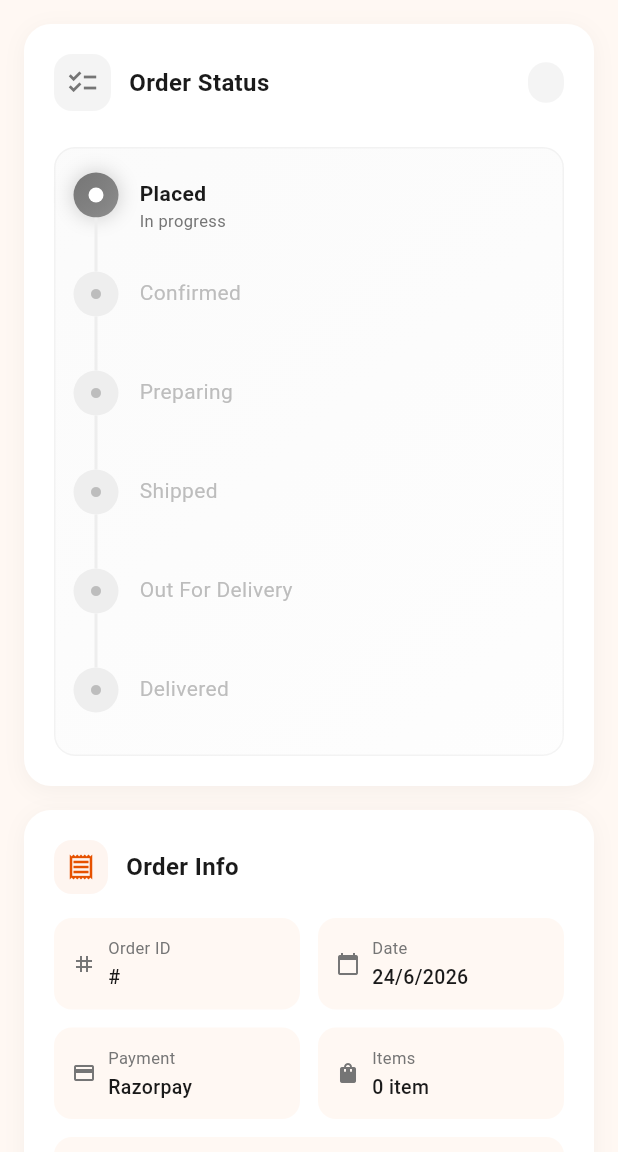
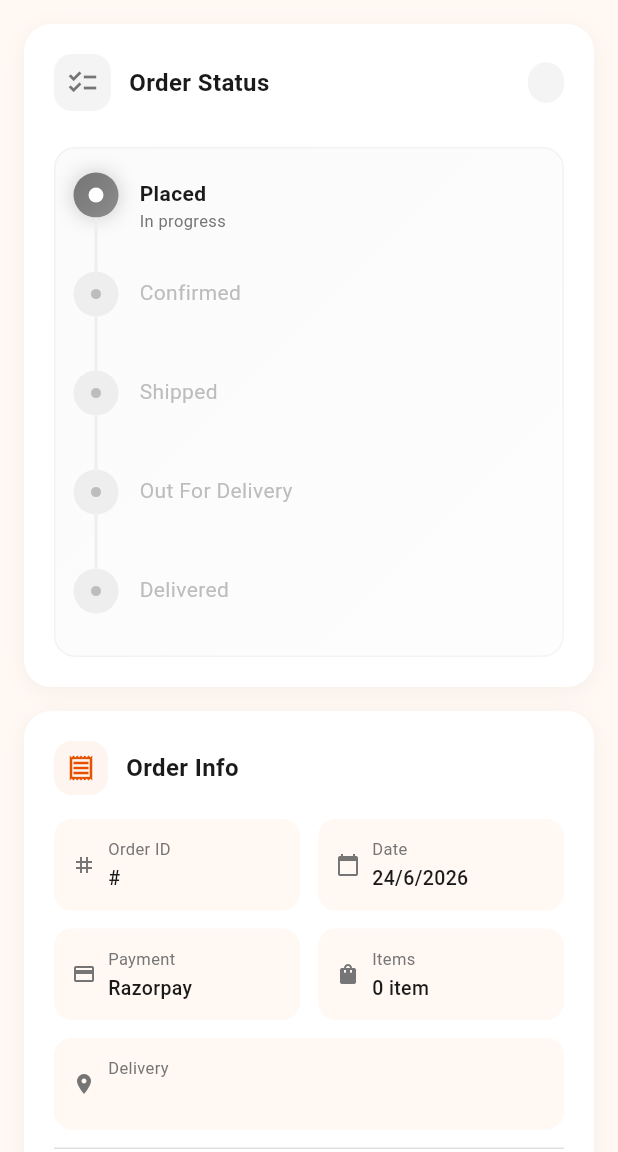
Before and after one commit to krishnamr1344-ship-it/Zipra, a Flutter app: the OrderDetailPage screen opened directly with empty values, on a phone screen of 412 x 824 dp, the part 84-1236 px from its top. Run offline on Flutter 3.47's test engine with Material 3 defaults, Android fonts, the phone set to English and light mode, and no system bars; our stand-ins replace firebase_auth, firebase_core, flutter_map, flutter_secure_storage, geolocator, google_sign_in and 6 more; missing offline and left inert: razorpay_flutter; accounts and stored records are empty; network calls fail.

Commit message:
Remove Preparing status from full flow (user+admin+backend)

```diff
--- a/lib/pages/admin_order_detail_page.dart
+++ b/lib/pages/admin_order_detail_page.dart
@@ -47,8 +47,6 @@ class _AdminOrderDetailPageState extends State<AdminOrderDetailPage> {
         return const Color(0xFFF59E0B);
       case 'Confirmed':
         return const Color(0xFF3B82F6);
-      case 'Preparing':
-        return const Color(0xFFFF9800);
       case 'Shipped':
         return const Color(0xFF8B5CF6);
       case 'Out For Delivery':
@@ -70,8 +68,6 @@ class _AdminOrderDetailPageState extends State<AdminOrderDetailPage> {
         return Icons.hourglass_bottom;
       case 'Confirmed':
         return Icons.check_circle_outline;
-      case 'Preparing':
-        return Icons.restaurant;
       case 'Shipped':
         return Icons.local_shipping;
       case 'Out For Delivery':
@@ -88,7 +84,7 @@ class _AdminOrderDetailPageState extends State<AdminOrderDetailPage> {
   }
 
   List<Map<String, dynamic>> get _statusFlow {
-    final all = ['Pending', 'Confirmed', 'Preparing', 'Shipped', 'Out For Delivery', 'Delivered'];
+    final all = ['Pending', 'Confirmed', 'Shipped', 'Out For Delivery', 'Delivered'];
     final idx = all.indexOf(_order['status']);
     if (idx == -1) return [];
     if (_order['status'] == 'Cancelled') {
@@ -110,7 +106,7 @@ class _AdminOrderDetailPageState extends State<AdminOrderDetailPage> {
   }
 
   String _getPreviousStatus() {
-    final all = ['Pending', 'Confirmed', 'Preparing', 'Shipped', 'Out For Delivery', 'Delivered'];
+    final all = ['Pending', 'Confirmed', 'Shipped', 'Out For Delivery', 'Delivered'];
     final idx = all.indexOf(_order['status'] == 'Cancelled' ? _order['previous_status'] ?? 'Pending' : _order['status']);
     if (idx <= 0) return 'Pending';
     return all[idx - 1];
@@ -119,8 +115,7 @@ class _AdminOrderDetailPageState extends State<AdminOrderDetailPage> {
   List<String> _availableTransitions(String current) {
     switch (current) {
       case 'Pending': return ['Confirmed', 'Cancelled'];
-      case 'Confirmed': return ['Preparing', 'Cancelled'];
-      case 'Preparing': return ['Shipped', 'Cancelled'];
+      case 'Confirmed': return ['Shipped', 'Cancelled'];
       case 'Shipped': return ['Out For Delivery', 'Cancelled'];
       default: return [];
     }
--- a/lib/pages/admin_orders_page.dart
+++ b/lib/pages/admin_orders_page.dart
@@ -67,8 +67,6 @@ class _AdminOrdersPageState extends State<AdminOrdersPage> {
         return const Color(0xFFF59E0B);
       case 'Confirmed':
         return const Color(0xFF3B82F6);
-      case 'Preparing':
-        return const Color(0xFFFF9800);
       case 'Shipped':
         return const Color(0xFF8B5CF6);
       case 'Out For Delivery':
@@ -90,8 +88,6 @@ class _AdminOrdersPageState extends State<AdminOrdersPage> {
         return Icons.hourglass_bottom;
       case 'Confirmed':
         return Icons.check_circle_outline;
-      case 'Preparing':
-        return Icons.restaurant;
       case 'Shipped':
         return Icons.local_shipping;
       case 'Out For Delivery':
@@ -124,7 +120,6 @@ class _AdminOrdersPageState extends State<AdminOrdersPage> {
       'All',
       'Pending',
       'Confirmed',
-      'Preparing',
       'Shipped',
       'Out For Delivery',
       'Delivered',
--- a/lib/pages/order_detail_page.dart
+++ b/lib/pages/order_detail_page.dart
@@ -183,7 +183,6 @@ class _StatusBox extends StatelessWidget {
     switch (order.status) {
       case 'Pending': return AppColors.primaryLight;
       case 'Confirmed': return AppColors.primary;
-      case 'Preparing': return const Color(0xFFFF9800);
       case 'Shipped': return const Color(0xFF2196F3);
       case 'Out For Delivery': return const Color(0xFF9C27B0);
       case 'Delivered': return AppColors.success;
@@ -197,10 +196,9 @@ class _StatusBox extends StatelessWidget {
     switch (order.status) {
       case 'Pending': return 0;
       case 'Confirmed': return 1;
-      case 'Preparing': return 2;
-      case 'Shipped': return 3;
-      case 'Out For Delivery': return 4;
-      case 'Delivered': return 5;
+      case 'Shipped': return 2;
+      case 'Out For Delivery': return 3;
+      case 'Delivered': return 4;
       default: return 0;
     }
   }
@@ -210,7 +208,7 @@ class _StatusBox extends StatelessWidget {
     final failed = order.status == 'Failed';
     if (failed) return _buildFailedStatus(context);
 
-    final steps = ['Placed', 'Confirmed', 'Preparing', 'Shipped', 'Out For Delivery', 'Delivered'];
+    final steps = ['Placed', 'Confirmed', 'Shipped', 'Out For Delivery', 'Delivered'];
     final active = _activeIndex;
     final cancelled = order.status == 'Cancelled';
 
--- a/lib/pages/orders_page.dart
+++ b/lib/pages/orders_page.dart
@@ -166,7 +166,6 @@ class _OrderCard extends StatelessWidget {
     switch (s) {
       case 'Pending': return AppColors.primaryLight;
       case 'Confirmed': return AppColors.primary;
-      case 'Preparing': return const Color(0xFFFF9800);
       case 'Shipped': return const Color(0xFF2196F3);
       case 'Out For Delivery': return const Color(0xFF9C27B0);
       case 'Delivered': return AppColors.success;
@@ -180,7 +179,6 @@ class _OrderCard extends StatelessWidget {
     switch (s) {
       case 'Pending': return Icons.hourglass_empty;
       case 'Confirmed': return Icons.check_circle_outline;
-      case 'Preparing': return Icons.restaurant;
       case 'Shipped': return Icons.local_shipping;
       case 'Out For Delivery': return Icons.directions_bike;
       case 'Delivered': return Icons.inventory_2;
```
Also changed, not shown: 3 other files.
